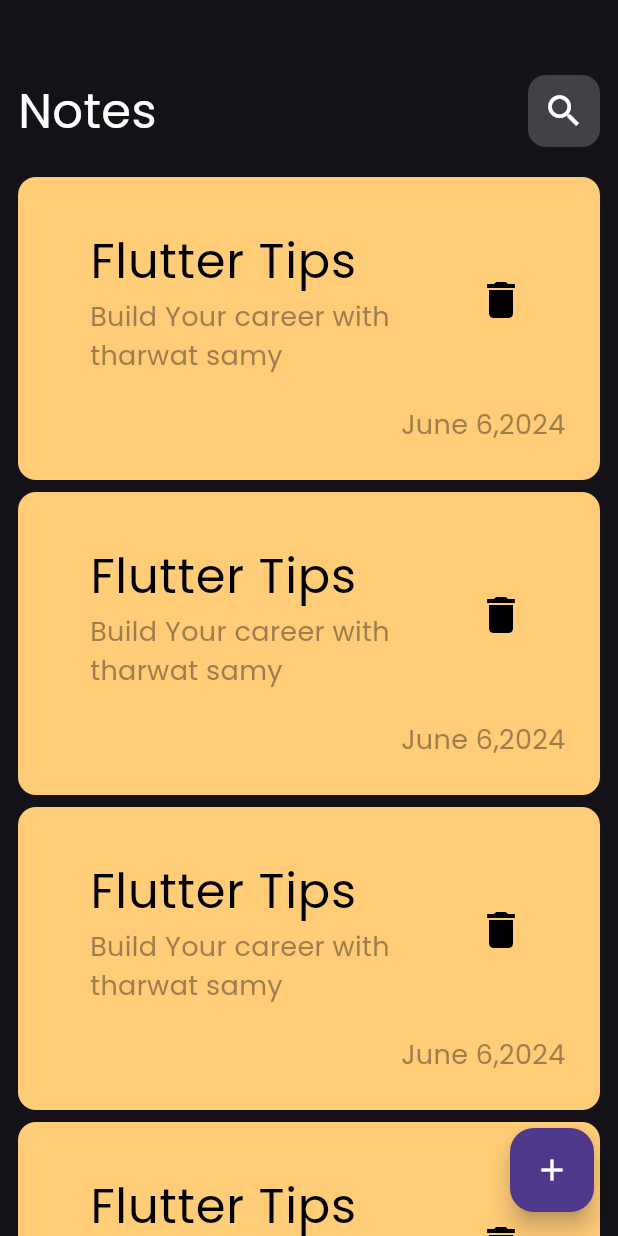
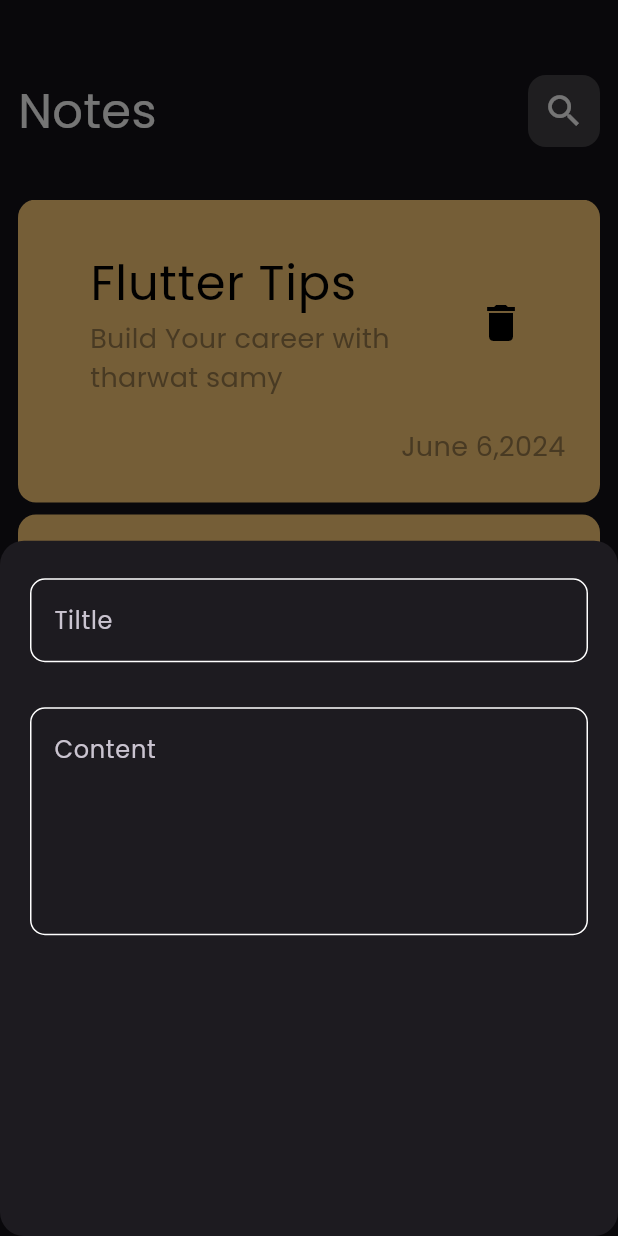
Before and after one commit to mahmoudkarieem/notes_app_, a Flutter app: the screen it shows after launch, after a tap on the "add" icon, on a phone screen of 412 x 824 dp. Run offline on Flutter 3.47's test engine with Material 3 defaults, Android fonts, the phone set to English and light mode, and no system bars.

Commit message:
create custom text Feild

```diff
--- a/lib/views/note_list_view.dart
+++ b/lib/views/note_list_view.dart
@@ -6,11 +6,14 @@ class NotesListView extends StatelessWidget {
 
   @override
   Widget build(BuildContext context) {
-    return ListView.builder(
-        padding: const EdgeInsets.only(bottom: 10),
-        itemCount: 10,
-        itemBuilder: (context, index) {
-          return const CustomItemCard();
-        });
+    return Padding(
+      padding: const EdgeInsets.symmetric(vertical: 15),
+      child: ListView.builder(
+          padding: EdgeInsets.zero,
+          itemCount: 10,
+          itemBuilder: (context, index) {
+            return const CustomItemCard();
+          }),
+    );
   }
 }
--- a/lib/views/notes_view.dart
+++ b/lib/views/notes_view.dart
@@ -1,5 +1,6 @@
 import 'package:flutter/material.dart';
 import 'package:notes_app/views/notes_view_body.dart';
+import 'package:notes_app/widgets/show_model_sheet.dart';
 
 class NotesView extends StatelessWidget {
   const NotesView({super.key});
@@ -8,7 +9,16 @@ class NotesView extends StatelessWidget {
   Widget build(BuildContext context) {
     return Scaffold(
       floatingActionButton: FloatingActionButton(
-        onPressed: () {},
+        onPressed: () {
+          showModalBottomSheet(
+              shape: RoundedRectangleBorder(
+                borderRadius: BorderRadius.circular(16),
+              ),
+              context: context,
+              builder: (context) {
+                return const ShowModelSheet();
+              });
+        },
         child: const Icon(
           Icons.add,
           color: Colors.white,
--- /dev/null
+++ b/lib/widgets/constants.dart
@@ -0,0 +1,3 @@
+import 'package:flutter/material.dart';
+
+const Color kPrimaryColor = Color(0xff62fCD7);
--- /dev/null
+++ b/lib/widgets/custom_text_feild.dart
@@ -0,0 +1,31 @@
+import 'package:flutter/material.dart';
+import 'package:notes_app/widgets/constants.dart';
+
+class CustomTextFeild extends StatelessWidget {
+  const CustomTextFeild({
+    super.key,
+    this.hintText,
+    this.maxLines,
+  });
+  final String? hintText;
+  final int? maxLines;
+  @override
+  Widget build(BuildContext context) {
+    var outlineInputBorder = OutlineInputBorder(
+      borderRadius: BorderRadius.circular(10),
+      borderSide: const BorderSide(
+        color: Colors.white,
+      ),
+    );
+    return TextField(
+        maxLines: maxLines,
+        decoration: InputDecoration(
+            hintText: hintText,
+            border: outlineInputBorder,
+            enabledBorder: outlineInputBorder,
+            focusedBorder: OutlineInputBorder(
+              borderRadius: BorderRadius.circular(10),
+              borderSide: const BorderSide(color: kPrimaryColor),
+            )));
+  }
+}
--- /dev/null
+++ b/lib/widgets/show_model_sheet.dart
@@ -0,0 +1,31 @@
+import 'package:flutter/material.dart';
+import 'package:notes_app/widgets/custom_text_feild.dart';
+
+class ShowModelSheet extends StatelessWidget {
+  const ShowModelSheet({super.key});
+
+  @override
+  Widget build(BuildContext context) {
+    return const Padding(
+      padding: EdgeInsets.symmetric(horizontal: 20),
+      child: Column(
+        children: [
+          SizedBox(
+            height: 25,
+          ),
+          CustomTextFeild(
+            hintText: "Tiltle",
+            maxLines: 1,
+          ),
+          SizedBox(
+            height: 30,
+          ),
+          CustomTextFeild(
+            hintText: "Content",
+            maxLines: 5,
+          ),
+        ],
+      ),
+    );
+  }
+}
```
